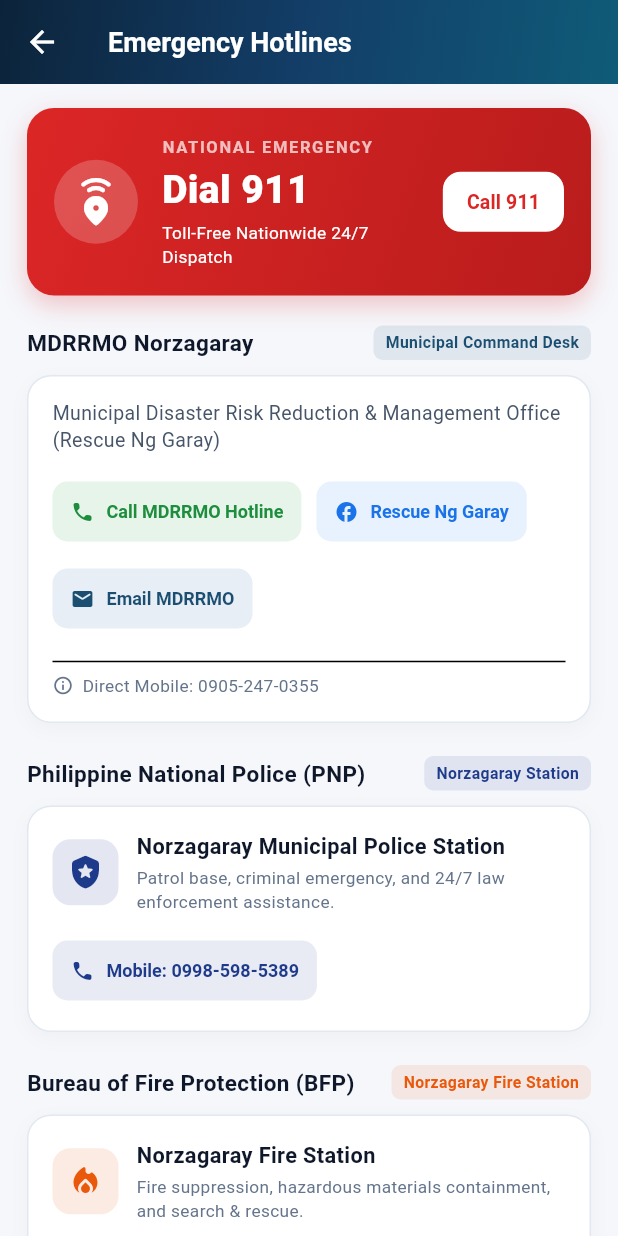
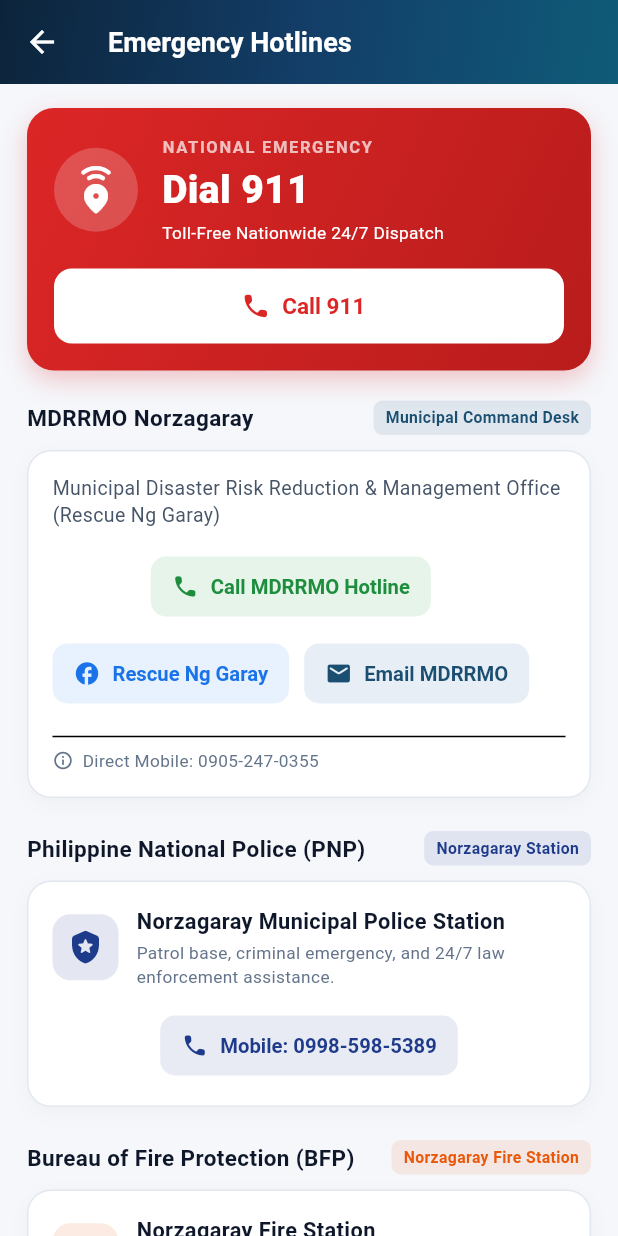
Before and after one commit to emmanuel16-cell/NorzAgapay, a Flutter app: the BarangayHotlineScreen screen opened directly, on a phone screen of 412 x 824 dp. Run offline on Flutter 3.47's test engine with Material 3 defaults, Android fonts, the light colour scheme and no system bars; our stand-ins replace flutter_map, flutter_secure_storage, hive_flutter, image_picker, latlong2, location and 4 more; accounts and stored records are empty; network calls fail.

Commit message:
Update barangay_hotline_screen.dart

```diff
--- a/mobile_app/lib/screens/barangay_hotline_screen.dart
+++ b/mobile_app/lib/screens/barangay_hotline_screen.dart
@@ -346,7 +346,8 @@
           borderRadius: BorderRadius.circular(18),
           boxShadow: [BoxShadow(color: const Color(0xFFDC2626).withValues(alpha: .25), blurRadius: 14, offset: const Offset(0, 6))],
         ),
-        child: Row(children: [
+        child: Column(children: [
+          Row(children: [
             Container(width: 56, height: 56, decoration: BoxDecoration(color: Colors.white.withValues(alpha: .2), shape: BoxShape.circle), child: const Icon(Icons.emergency_share_rounded, color: Colors.white, size: 32)),
             const SizedBox(width: 16),
             const Expanded(child: Column(crossAxisAlignment: CrossAxisAlignment.start, children: [
@@ -356,7 +357,24 @@
               SizedBox(height: 2),
               Text('Toll-Free Nationwide 24/7 Dispatch', style: TextStyle(color: Colors.white, fontSize: 11.5)),
             ])),
-          ElevatedButton(onPressed: () => _call('911'), style: ElevatedButton.styleFrom(backgroundColor: Colors.white, foregroundColor: const Color(0xFFDC2626), padding: const EdgeInsets.symmetric(horizontal: 16, vertical: 10), shape: RoundedRectangleBorder(borderRadius: BorderRadius.circular(12)), elevation: 0), child: const Text('Call 911', style: TextStyle(fontWeight: FontWeight.bold, fontSize: 13))),
+          ]),
+          const SizedBox(height: 16),
+          SizedBox(
+            width: double.infinity,
+            height: 50,
+            child: ElevatedButton.icon(
+              onPressed: () => _call('911'),
+              icon: const Icon(Icons.call_rounded, size: 20),
+              label: const Text('Call 911'),
+              style: ElevatedButton.styleFrom(
+                backgroundColor: Colors.white,
+                foregroundColor: const Color(0xFFDC2626),
+                shape: RoundedRectangleBorder(borderRadius: BorderRadius.circular(12)),
+                elevation: 0,
+                textStyle: const TextStyle(fontWeight: FontWeight.bold, fontSize: 15),
+              ),
+            ),
+          ),
         ]),
       );
 
@@ -367,7 +385,7 @@
         child: Column(crossAxisAlignment: CrossAxisAlignment.start, children: [
           const Text('Municipal Disaster Risk Reduction & Management Office (Rescue Ng Garay)', style: TextStyle(fontSize: 13, color: Color(0xFF475569), height: 1.35)),
           const SizedBox(height: 14),
-          Wrap(spacing: 10, runSpacing: 10, children: [
+          Wrap(spacing: 10, runSpacing: 10, alignment: WrapAlignment.center, children: [
             _actionChip(Icons.phone_rounded, 'Call MDRRMO Hotline', const Color(0xFFE6F4EA), const Color(0xFF1E8E3E), () => _call('0905-247-0355')),
             _actionChip(Icons.facebook_rounded, 'Rescue Ng Garay', const Color(0xFFE8F2FE), const Color(0xFF1A73E8), () => _launch(Uri.parse('https://www.facebook.com/RescueNgGaray'))),
             _actionChip(Icons.mail_rounded, 'Email MDRRMO', const Color(0xFFE8EEF5), const Color(0xFF1B4F72), () => _launch(Uri(scheme: 'mailto', path: 'norzagarayrescue2015@gmail.com'))),
@@ -389,7 +407,7 @@
             Expanded(child: Column(crossAxisAlignment: CrossAxisAlignment.start, children: [Text(title, style: const TextStyle(fontSize: 14.5, fontWeight: FontWeight.bold, color: Color(0xFF0F172A))), const SizedBox(height: 2), Text(description, style: const TextStyle(fontSize: 11.5, color: Color(0xFF64748B)))])),
           ]),
           const SizedBox(height: 14),
-          _actionChip(Icons.phone_rounded, 'Mobile: ${PhoneNumberUtils.formatForDisplay(number)}', color.withValues(alpha: .1), color, () => _call(number)),
+          Center(child: _actionChip(Icons.phone_rounded, 'Mobile: ${PhoneNumberUtils.formatForDisplay(number)}', color.withValues(alpha: .1), color, () => _call(number))),
         ]),
       );
 
@@ -441,7 +459,7 @@
                       ),
                       ...List<String>.from(entry.value['numbers'] as List).map((number) => Padding(
                             padding: const EdgeInsets.only(top: 5),
-                            child: _actionChip(Icons.phone_rounded, 'Mobile: ${PhoneNumberUtils.formatForDisplay(number)}', const Color(0xFFE6F4EA), const Color(0xFF0D9488), () => _call(number)),
+                            child: Center(child: _actionChip(Icons.phone_rounded, 'Mobile: ${PhoneNumberUtils.formatForDisplay(number)}', const Color(0xFFE6F4EA), const Color(0xFF0D9488), () => _call(number))),
                           )),
                     ],
                   ),
@@ -459,9 +477,9 @@
 
   Widget _actionChip(IconData icon, String label, Color background, Color foreground, VoidCallback onPressed) => ElevatedButton.icon(
         onPressed: onPressed,
-        icon: Icon(icon, size: 16),
+        icon: Icon(icon, size: 18),
         label: Text(label),
-        style: ElevatedButton.styleFrom(backgroundColor: background, foregroundColor: foreground, elevation: 0, shape: RoundedRectangleBorder(borderRadius: BorderRadius.circular(10)), padding: const EdgeInsets.symmetric(horizontal: 12, vertical: 9), textStyle: const TextStyle(fontWeight: FontWeight.bold, fontSize: 12)),
+        style: ElevatedButton.styleFrom(backgroundColor: background, foregroundColor: foreground, elevation: 0, shape: RoundedRectangleBorder(borderRadius: BorderRadius.circular(10)), padding: const EdgeInsets.symmetric(horizontal: 14, vertical: 11), textStyle: const TextStyle(fontWeight: FontWeight.bold, fontSize: 13.5)),
       );
 
   BoxDecoration _cardDecoration() => BoxDecoration(
```
Lines whose indentation alone changed are shown as unchanged.
